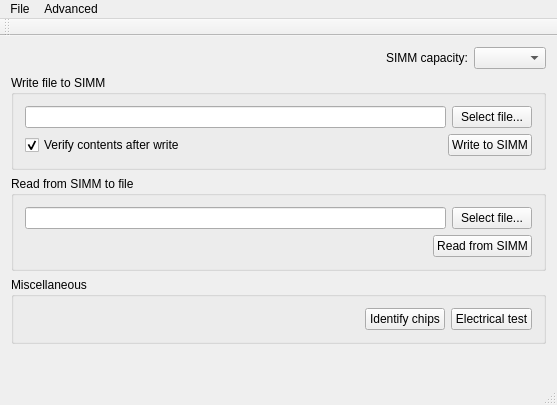
Before: the Qt Designer form mainwindow.ui in dougg3/mac-rom-simm-programmer.software, drawn with Qt 5.
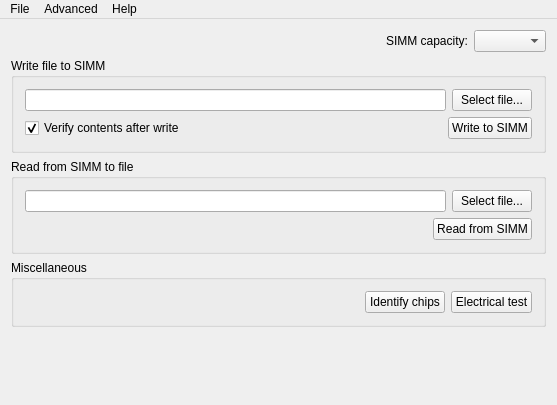
After: the same form once the commit is applied.

Diff of the .ui file:
```diff
--- a/mainwindow.ui
+++ b/mainwindow.ui
@@ -305,18 +305,16 @@
     </property>
     <addaction name="actionUpdate_firmware"/>
    </widget>
+   <widget class="QMenu" name="menuHelp">
+    <property name="title">
+     <string>Help</string>
+    </property>
+    <addaction name="actionAbout_SIMM_Programmer"/>
+   </widget>
    <addaction name="menuFile"/>
    <addaction name="menuAdvanced"/>
+   <addaction name="menuHelp"/>
   </widget>
-  <widget class="QToolBar" name="mainToolBar">
-   <attribute name="toolBarArea">
-    <enum>TopToolBarArea</enum>
-   </attribute>
-   <attribute name="toolBarBreak">
-    <bool>false</bool>
-   </attribute>
-  </widget>
-  <widget class="QStatusBar" name="statusBar"/>
   <action name="actionQuit">
    <property name="text">
     <string>Quit</string>
```
Left out of the diff: 8 changed lines with no effect on the pictures.
